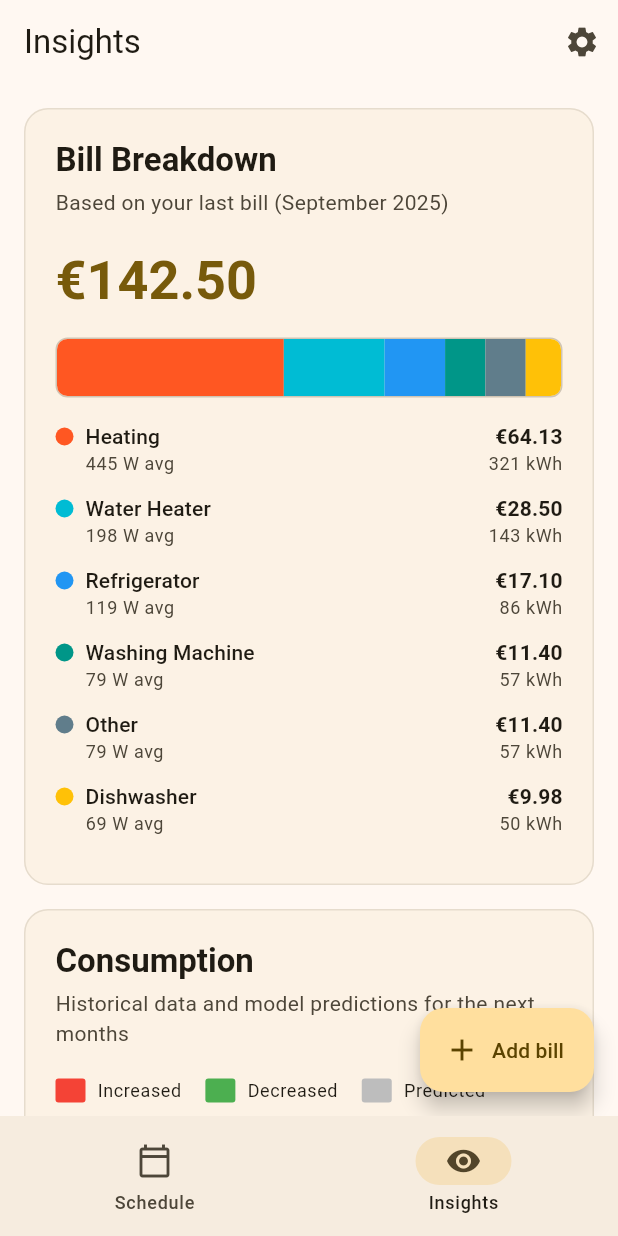
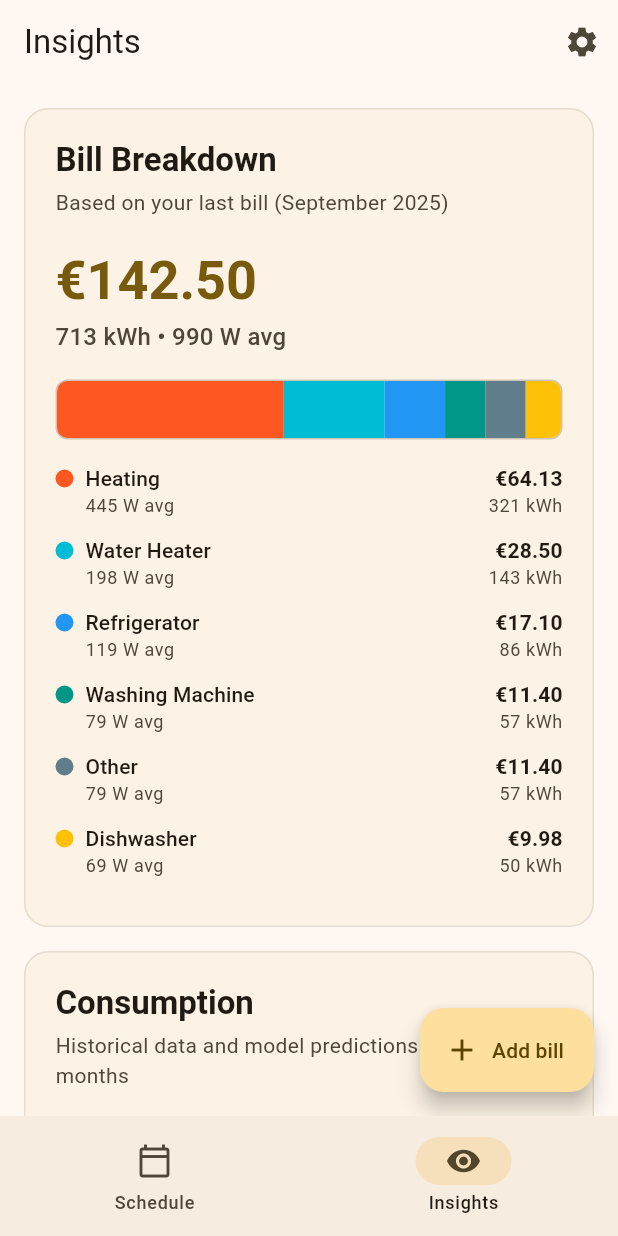
Before and after one commit to walking-octopus/load_schedule, a Flutter app: the screen it shows after launch, item 2 of the bottom bar chosen, on a phone screen of 412 x 824 dp. Run offline on Flutter 3.47's test engine with Material 3 defaults, Android fonts, the phone set to English and light mode, and no system bars; our stand-ins replace fl_chart, geolocator, shared_preferences.

Commit message:
feat(ui): show total watts in bill breakdown header
Display total kWh and average watts below the EUR amount in the bill breakdown card header.
Shows consumption in format: 'XXX kWh • YYY W avg'

```diff
--- a/lib/pages/insights/widgets.dart
+++ b/lib/pages/insights/widgets.dart
@@ -52,6 +52,23 @@ class BillBreakdownCard extends StatelessWidget {
                 fontWeight: FontWeight.w700,
                 color: Theme.of(context).colorScheme.primary,
               ),
+            ),
+            const SizedBox(height: 4),
+            Builder(
+              builder: (context) {
+                final totalKwh = bill.breakdown.values.fold<double>(
+                  0,
+                  (sum, item) => sum + item.kwh,
+                );
+                final daysInMonth = DateTime(bill.month.year, bill.month.month + 1, 0).day;
+                final avgWatts = (totalKwh * 1000) / (daysInMonth * 24);
+                return Text(
+                  '${totalKwh.toStringAsFixed(0)} kWh • ${avgWatts.toStringAsFixed(0)} W avg',
+                  style: Theme.of(context).textTheme.titleMedium?.copyWith(
+                    color: Theme.of(context).colorScheme.onSurfaceVariant,
+                  ),
+                );
+              },
             ),
             const SizedBox(height: 16),
             LayoutBuilder(
```
